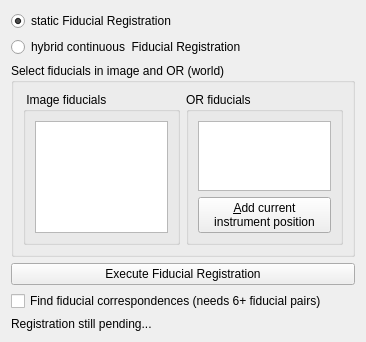
Qt form Modules/IGTUI/Qmitk/QmitkFiducialRegistrationWidget.ui (MITK/MITK) before a commit.
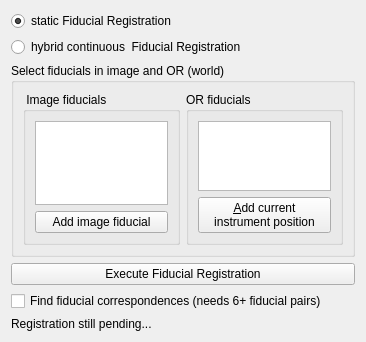
The same form after that commit. Custom widgets are drawn as their Qt base class.

Commit message: Added optional button to manually set points in image PointSet

```diff
--- a/Modules/IGTUI/Qmitk/QmitkFiducialRegistrationWidget.ui
+++ b/Modules/IGTUI/Qmitk/QmitkFiducialRegistrationWidget.ui
@@ -62,6 +62,13 @@
            </property>
           </widget>
          </item>
+         <item>
+          <widget class="QPushButton" name="m_AddImageFiducialBtn">
+           <property name="text">
+            <string>Add image fiducial</string>
+           </property>
+          </widget>
+         </item>
         </layout>
        </widget>
       </item>
```
The commit also changes 2 other files.
